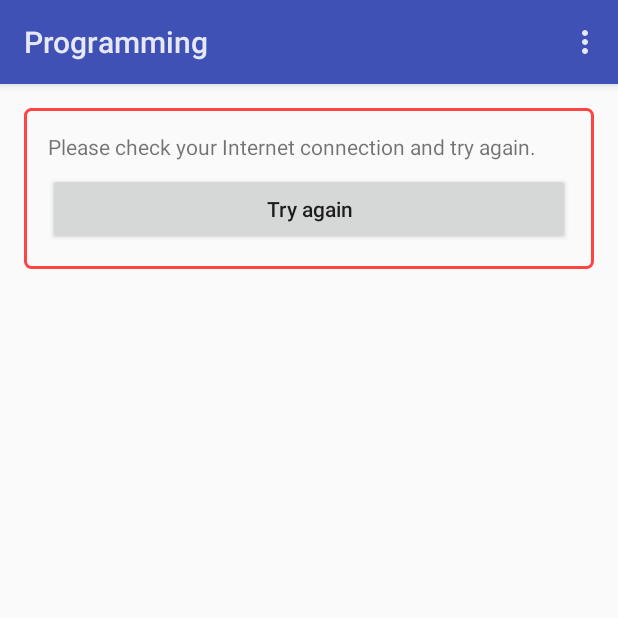
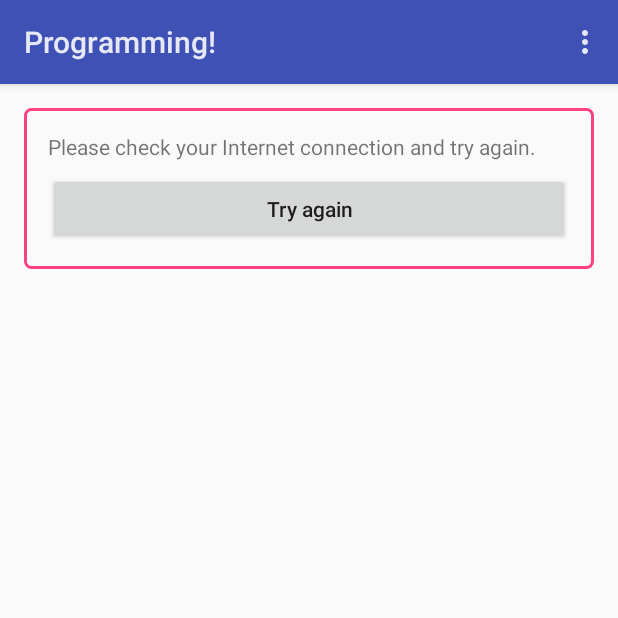
Before and after one commit to amanmehara/the-bot-project, an Android app: the NoConnectionActivity screen opened directly, with no data from a screen before it, on a phone screen of 412 x 824 dp, the top half of it. Run offline under Robolectric (Android 15) with nearby library versions, the phone set to English and light mode, and no system bars; 1 statement that could not run was skipped.

```diff
--- a/android/src/main/res/drawable/no_internet_border.xml
+++ b/android/src/main/res/drawable/no_internet_border.xml
@@ -2,5 +2,5 @@
 <shape xmlns:android="http://schemas.android.com/apk/res/android">
     <corners android:radius="4dp"/>
     <stroke android:width="2dp"
-            android:color="@android:color/holo_red_light"/>
+            android:color="@color/accent"/>
 </shape>
--- a/android/src/main/res/layout/activity_no_connection.xml
+++ b/android/src/main/res/layout/activity_no_connection.xml
@@ -17,18 +17,22 @@
                 android:layout_width="match_parent"
                 android:layout_height="match_parent"
                 android:gravity="left"
-                android:text="Please check your Internet connection and try again."
-                android:textSize="14dp"
-                android:layout_marginBottom="4dp" android:layout_marginLeft="16dp" android:layout_marginTop="16dp"
+                android:text="@string/no_internet_message"
+                android:textSize="14sp"
+                android:layout_marginBottom="4dp"
+                android:layout_marginLeft="16dp"
+                android:layout_marginTop="16dp"
                 android:layout_marginRight="16dp"/>
         <Button android:id="@+id/tryAgainButton"
                 android:onClick="tryAgain"
                 android:layout_width="match_parent"
                 android:layout_height="wrap_content"
-                android:text="Try again"
-                android:textSize="14dp"
+                android:text="@string/try_again"
+                android:textSize="14sp"
                 android:textAllCaps="false"
-                android:layout_marginTop="4dp" android:layout_marginLeft="16dp" android:layout_marginRight="16dp"
+                android:layout_marginTop="4dp"
+                android:layout_marginLeft="16dp"
+                android:layout_marginRight="16dp"
                 android:layout_marginBottom="16dp"/>
 
     </LinearLayout>
--- a/android/src/main/res/layout/files_list.xml
+++ b/android/src/main/res/layout/files_list.xml
@@ -21,7 +21,7 @@
                     android:layout_height="match_parent"
                     android:layout_gravity="center"
                     android:gravity="left"
-                    android:textSize="16dp"/>
+                    android:textSize="16sp"/>
 
             <WebView
                     android:id="@+id/file_content"
--- a/android/src/main/res/layout/language_list.xml
+++ b/android/src/main/res/layout/language_list.xml
@@ -20,7 +20,7 @@
                 android:layout_gravity="center"
                 android:background="?android:attr/selectableItemBackground"
                 android:gravity="center"
-                android:textSize="20dp"/>
+                android:textSize="20sp"/>
 
     </android.support.v7.widget.CardView>
 </LinearLayout>
--- a/android/src/main/res/layout/programs_list.xml
+++ b/android/src/main/res/layout/programs_list.xml
@@ -10,6 +10,7 @@
             android:layout_height="48dp"
             android:layout_marginBottom="4dp"
             android:layout_marginTop="4dp"
+            android:background="?android:attr/selectableItemBackground"
             card_view:cardCornerRadius="2dp">
 
         <TextView
@@ -17,6 +18,7 @@
                 android:layout_width="match_parent"
                 android:layout_height="match_parent"
                 android:layout_gravity="center"
+                android:background="?android:attr/selectableItemBackground"
                 android:gravity="center"
                 android:textSize="16dp"/>
 
--- a/android/src/main/res/values/strings.xml
+++ b/android/src/main/res/values/strings.xml
@@ -1,10 +1,12 @@
 <resources>
-    <string name="app_name">Programming</string>
+    <string name="app_name">Programming!</string>
 
     <string name="hello_world">Hello world!</string>
     <string name="action_settings">Settings</string>
     <string name="title_activity_language">@string/app_name</string>
     <string name="title_activity_programs">@string/app_name</string>
     <string name="title_activity_detail">@string/app_name</string>
-    <string name="title_activity_no_connection">NoConnectionActivity</string>
+    <string name="title_activity_no_connection">@string/app_name</string>
+    <string name="try_again">Try again</string>
+    <string name="no_internet_message">Please check your Internet connection and try again.</string>
 </resources>
```
Also changed, not shown: android/src/main/java/com/amanmehara/programming/android/DetailAdapter.java (+7 -5 lines), android/src/main/java/com/amanmehara/programming/android/ProgramsAdapter.java (+15 -0 lines), 1 other file.
